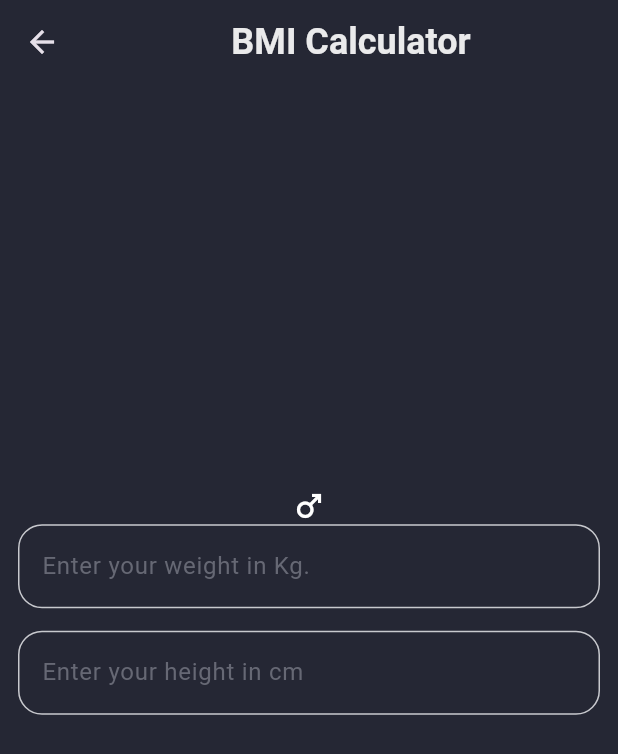
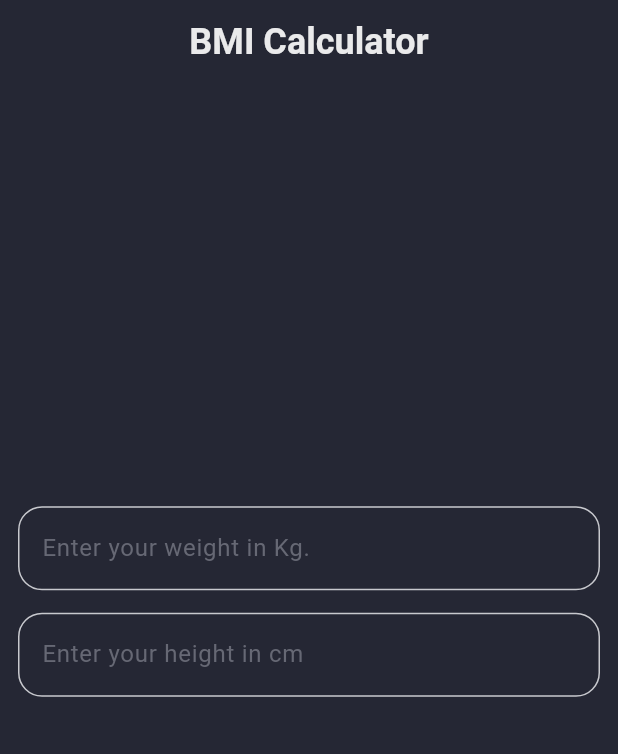
Before and after one commit to rajukarki467/bmi_calculator, a Flutter app: the HomePage screen opened directly, on a phone screen of 412 x 824 dp. Shown: the top 754 px of the screen. Run offline on Flutter 3.47's test engine with Material 3 defaults, Android fonts, the phone set to English and light mode, and no system bars.

```diff
--- a/lib/main.dart
+++ b/lib/main.dart
@@ -1,6 +1,7 @@
 // import 'package:bmi_calculator/pages/home_page.dart';
 // import 'package:bmi_calculator/utils/bmi_helper.dart';
 import 'package:bmi_calculator/pages/bmiresultpage.dart';
+import 'package:bmi_calculator/pages/home_page.dart';
 import 'package:bmi_calculator/pages/homebmiscreen.dart';
 import 'package:flutter/material.dart';
 
@@ -21,7 +22,7 @@ class MyApp extends StatelessWidget {
       debugShowCheckedModeBanner: false,
       title: 'BMI - Calculator',
       theme: ThemeData.dark(),
-      home: const Homebmiscreen(),
+      home: HomePage(),
     );
   }
 }
--- a/lib/pages/home_page.dart
+++ b/lib/pages/home_page.dart
@@ -32,7 +32,6 @@ class _HomePageState extends State<HomePage> {
             child: Column(
               mainAxisAlignment: MainAxisAlignment.center,
               children: [
-                Icon(Icons.male),
                 // CustomText(textMessage: "Calculate Your BMI ", fontSize: 18),
                 // const SizedBox(height: 90),
                 CustomeTextfield(
```
Also changed, not shown: 8 other files.
